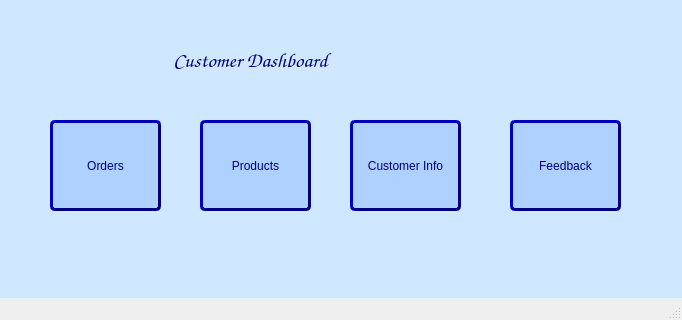
Before: the Qt Designer form Code-Connection/Screens/25 Customer Dashboard.ui in ElyanAli/DairyPro, drawn with Qt 5.
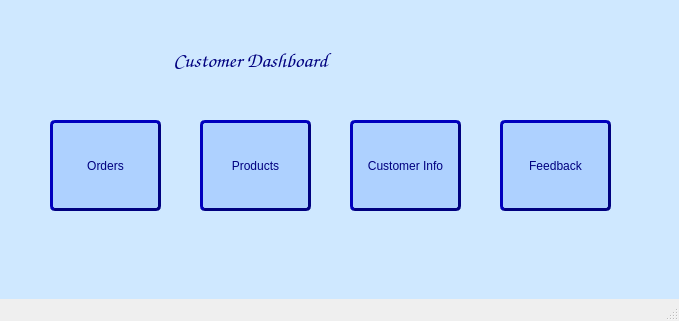
After: the same form once the commit is applied. Icons and pictures are not drawn.

What changed in the file:
```diff
--- a/Code-Connection/Screens/25 Customer Dashboard.ui
+++ b/Code-Connection/Screens/25 Customer Dashboard.ui
@@ -6,8 +6,8 @@
    <rect>
     <x>0</x>
     <y>0</y>
-    <width>682</width>
-    <height>320</height>
+    <width>679</width>
+    <height>321</height>
    </rect>
   </property>
   <property name="windowTitle">
@@ -193,7 +193,7 @@
    <widget class="QPushButton" name="feedback">
     <property name="geometry">
      <rect>
-      <x>510</x>
+      <x>500</x>
       <y>120</y>
       <width>111</width>
       <height>91</height>
```
Left out of the diff: 22 changed lines with no effect on the pictures.
